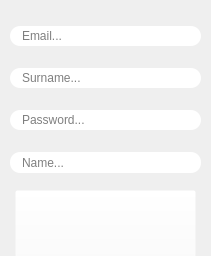
Above: Registration.ui from ChristianCavallo/Chat-Client before the change. Below: the same form after it.
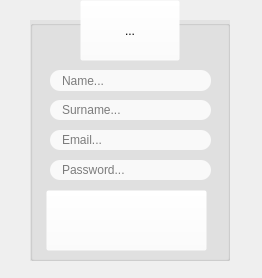
That is the form after the change. Icons and pictures are not drawn.

Commit message: Redesigned Ui for Login and Registration Fixed chat removing Bug fixes

What changed in the file:
```diff
--- a/Registration.ui
+++ b/Registration.ui
@@ -6,8 +6,8 @@
    <rect>
     <x>0</x>
     <y>0</y>
-    <width>211</width>
-    <height>256</height>
+    <width>262</width>
+    <height>278</height>
    </rect>
   </property>
   <property name="minimumSize">
@@ -18,42 +18,114 @@
   </property>
   <property name="maximumSize">
    <size>
-    <width>500</width>
+    <width>1000</width>
     <height>5000</height>
    </size>
   </property>
   <property name="windowTitle">
    <string>Register a new account</string>
   </property>
-  <widget class="QWidget" name="verticalLayoutWidget">
+  <widget class="QGroupBox" name="groupBox">
    <property name="geometry">
     <rect>
-     <x>10</x>
-     <y>10</y>
-     <width>191</width>
-     <height>181</height>
+     <x>30</x>
+     <y>20</y>
+     <width>200</width>
+     <height>241</height>
     </rect>
    </property>
-   <layout class="QVBoxLayout" name="verticalLayout">
-    <item>
-     <widget class="QLineEdit" name="lineEdit_email">
+   <property name="styleSheet">
+    <string notr="true">background-color: rgba(111,111,111, 0.1);</string>
+   </property>
+   <property name="title">
+    <string/>
+   </property>
+   <widget class="QToolButton" name="Signup_toolButton">
+    <property name="geometry">
+     <rect>
+      <x>16</x>
+      <y>170</y>
+      <width>161</width>
+      <height>61</height>
+     </rect>
+    </property>
+    <property name="styleSheet">
+     <string notr="true">background-color: rgba(255, 255, 255, 0);</string>
+    </property>
+    <property name="text">
+     <string/>
+    </property>
+    <property name="icon">
+     <iconset>
+      <normaloff>Resources/register_button.png</normaloff>Resources/register_button.png</iconset>
+    </property>
+    <property name="iconSize">
+     <size>
+      <width>300</width>
+      <height>90</height>
+     </size>
+    </property>
+   </widget>
+  </widget>
+  <widget class="QToolButton" name="toolButton">
+   <property name="geometry">
+    <rect>
+     <x>80</x>
+     <y>0</y>
+     <width>100</width>
+     <height>61</height>
+    </rect>
+   </property>
+   <property name="styleSheet">
+    <string notr="true">background-color: rgba(255,255,255, 0);</string>
+   </property>
+   <property name="text">
+    <string>...</string>
+   </property>
+   <property name="icon">
+    <iconset>
+     <normaloff>Resources/register-icon.png</normaloff>Resources/register-icon.png</iconset>
+   </property>
+   <property name="iconSize">
+    <size>
+     <width>50</width>
+     <height>50</height>
+    </size>
+   </property>
+  </widget>
+  <widget class="QLineEdit" name="lineEdit_name">
+   <property name="geometry">
+    <rect>
+     <x>50</x>
+     <y>70</y>
+     <width>161</width>
+     <height>21</height>
+    </rect>
+   </property>
       <property name="minimumSize">
        <size>
         <width>161</width>
-        <height>20</height>
+     <height>21</height>
        </size>
       </property>
       <property name="styleSheet">
        <string notr="true">border-radius: 10px;
-padding-left: 10px;</string>
+padding-left: 10px;
+background-color: rgba(255,255,255, 0.8);</string>
       </property>
       <property name="placeholderText">
-       <string>Email...</string>
-      </property>
-     </widget>
-    </item>
-    <item>
+    <string>Name...</string>
+   </property>
+  </widget>
      <widget class="QLineEdit" name="lineEdit_surname">
+   <property name="geometry">
+    <rect>
+     <x>50</x>
+     <y>100</y>
+     <width>161</width>
+     <height>20</height>
+    </rect>
+   </property>
       <property name="minimumSize">
        <size>
         <width>161</width>
@@ -62,15 +134,46 @@
       </property>
       <property name="styleSheet">
        <string notr="true">border-radius: 10px;
-padding-left: 10px;</string>
+padding-left: 10px;
+background-color: rgba(255,255,255, 0.8);</string>
       </property>
       <property name="placeholderText">
        <string>Surname...</string>
       </property>
      </widget>
-    </item>
-    <item>
+  <widget class="QLineEdit" name="lineEdit_email">
+   <property name="geometry">
+    <rect>
+     <x>50</x>
+     <y>130</y>
+     <width>161</width>
+     <height>20</height>
+    </rect>
+   </property>
+   <property name="minimumSize">
+    <size>
+     <width>161</width>
+     <height>20</height>
+    </size>
+   </property>
+   <property name="styleSheet">
+    <string notr="true">border-radius: 10px;
+padding-left: 10px;
+background-color: rgba(255,255,255, 0.8);</string>
+   </property>
+   <property name="placeholderText">
+    <string>Email...</string>
+   </property>
+  </widget>
      <widget class="QLineEdit" name="lineEdit_password">
+   <property name="geometry">
+    <rect>
+     <x>50</x>
+     <y>160</y>
+     <width>161</width>
+     <height>20</height>
+    </rect>
+   </property>
       <property name="minimumSize">
        <size>
         <width>161</width>
@@ -85,56 +188,11 @@
       </property>
       <property name="styleSheet">
        <string notr="true">border-radius: 10px;
-padding-left: 10px;</string>
+padding-left: 10px;
+background-color: rgba(255,255,255, 0.8);</string>
       </property>
       <property name="placeholderText">
        <string>Password...</string>
-      </property>
-     </widget>
-    </item>
-    <item>
-     <widget class="QLineEdit" name="lineEdit_name">
-      <property name="minimumSize">
-       <size>
-        <width>161</width>
-        <height>21</height>
-       </size>
-      </property>
-      <property name="styleSheet">
-       <string notr="true">border-radius: 10px;
-padding-left: 10px;</string>
-      </property>
-      <property name="placeholderText">
-       <string>Name...</string>
-      </property>
-     </widget>
-    </item>
-   </layout>
-  </widget>
-  <widget class="QToolButton" name="Signup_toolButton">
-   <property name="geometry">
-    <rect>
-     <x>15</x>
-     <y>190</y>
-     <width>181</width>
-     <height>71</height>
-    </rect>
-   </property>
-   <property name="styleSheet">
-    <string notr="true">background-color: rgba(255, 255, 255, 0);</string>
-   </property>
-   <property name="text">
-    <string/>
-   </property>
-   <property name="icon">
-    <iconset>
-     <normaloff>Resources/register_button.png</normaloff>Resources/register_button.png</iconset>
-   </property>
-   <property name="iconSize">
-    <size>
-     <width>400</width>
-     <height>100</height>
-    </size>
    </property>
   </widget>
  </widget>
```
Lines whose indentation alone changed are shown as unchanged. The commit also changes 6 other files.
